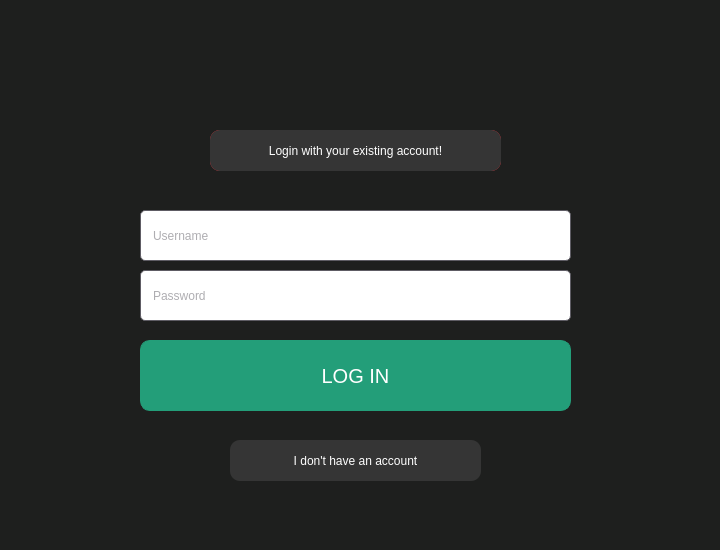
Above: ui/login_page.ui from tesla1618/RedShiftIndex before the change. Below: the same form after it.
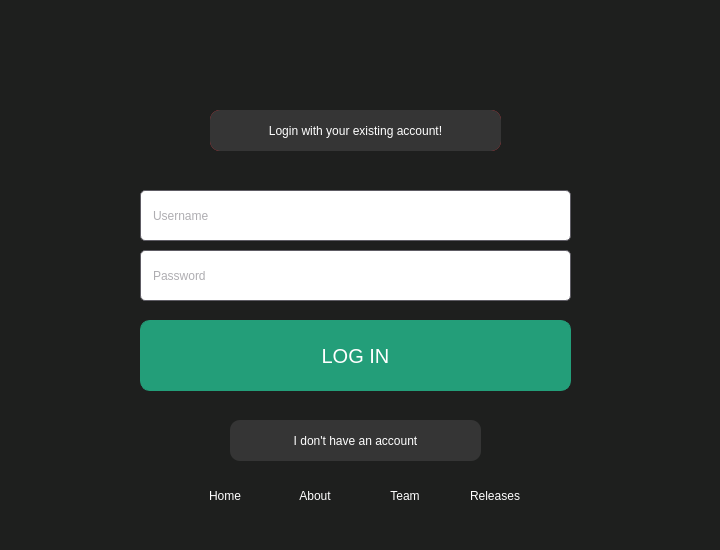
That is the form after the change. Icons and pictures are not drawn.

Patch:
```diff
--- a/ui/login_page.ui
+++ b/ui/login_page.ui
@@ -51,7 +51,7 @@
     <property name="geometry">
      <rect>
       <x>250</x>
-      <y>20</y>
+      <y>30</y>
       <width>199</width>
       <height>50</height>
      </rect>
@@ -85,7 +85,7 @@
     <property name="geometry">
      <rect>
       <x>210</x>
-      <y>130</y>
+      <y>110</y>
       <width>291</width>
       <height>41</height>
      </rect>
@@ -107,7 +107,7 @@
     <property name="geometry">
      <rect>
       <x>140</x>
-      <y>340</y>
+      <y>320</y>
       <width>431</width>
       <height>71</height>
      </rect>
@@ -132,7 +132,7 @@
     <property name="geometry">
      <rect>
       <x>140</x>
-      <y>210</y>
+      <y>190</y>
       <width>431</width>
       <height>51</height>
      </rect>
@@ -152,7 +152,7 @@
     <property name="geometry">
      <rect>
       <x>140</x>
-      <y>270</y>
+      <y>250</y>
       <width>431</width>
       <height>51</height>
      </rect>
@@ -172,7 +172,7 @@
     <property name="geometry">
      <rect>
       <x>230</x>
-      <y>440</y>
+      <y>420</y>
       <width>251</width>
       <height>41</height>
      </rect>
@@ -195,7 +195,7 @@
     <property name="geometry">
      <rect>
       <x>210</x>
-      <y>130</y>
+      <y>110</y>
       <width>291</width>
       <height>41</height>
      </rect>
@@ -213,6 +213,98 @@
      <set>Qt::AlignCenter</set>
     </property>
    </widget>
+   <widget class="QPushButton" name="nav_aboutBtn">
+    <property name="geometry">
+     <rect>
+      <x>270</x>
+      <y>480</y>
+      <width>90</width>
+      <height>31</height>
+     </rect>
+    </property>
+    <property name="cursor">
+     <cursorShape>PointingHandCursor</cursorShape>
+    </property>
+    <property name="styleSheet">
+     <string notr="true">*{background: none;
+color: white;
+border: none;
+border: 1px solid transparent}
+*:hover{ border-bottom: 1px solid white}</string>
+    </property>
+    <property name="text">
+     <string>About</string>
+    </property>
+   </widget>
+   <widget class="QPushButton" name="nav_teamBtn">
+    <property name="geometry">
+     <rect>
+      <x>360</x>
+      <y>480</y>
+      <width>90</width>
+      <height>31</height>
+     </rect>
+    </property>
+    <property name="cursor">
+     <cursorShape>PointingHandCursor</cursorShape>
+    </property>
+    <property name="styleSheet">
+     <string notr="true">*{background: none;
+color: white;
+border: none;
+border: 1px solid transparent}
+*:hover{ border-bottom: 1px solid white}</string>
+    </property>
+    <property name="text">
+     <string>Team</string>
+    </property>
+   </widget>
+   <widget class="QPushButton" name="nav_rlsBtn">
+    <property name="geometry">
+     <rect>
+      <x>450</x>
+      <y>480</y>
+      <width>90</width>
+      <height>31</height>
+     </rect>
+    </property>
+    <property name="cursor">
+     <cursorShape>PointingHandCursor</cursorShape>
+    </property>
+    <property name="styleSheet">
+     <string notr="true">*{background: none;
+color: white;
+border: none;
+border: 1px solid transparent}
+*:hover{ border-bottom: 1px solid white}</string>
+    </property>
+    <property name="text">
+     <string>Releases</string>
+    </property>
+   </widget>
+   <widget class="QPushButton" name="nav_homeBtn">
+    <property name="geometry">
+     <rect>
+      <x>180</x>
+      <y>480</y>
+      <width>90</width>
+      <height>31</height>
+     </rect>
+    </property>
+    <property name="cursor">
+     <cursorShape>PointingHandCursor</cursorShape>
+    </property>
+    <property name="styleSheet">
+     <string notr="true">*{background: none;
+color: white;
+border: none;
+border: 1px solid transparent}
+*:hover{ border-bottom: 1px solid white}</string>
+    </property>
+    <property name="text">
+     <string>Home</string>
+    </property>
+   </widget>
    <zorder>errorMsg</zorder>
    <zorder>wlcText</zorder>
    <zorder>loginBtn</zorder>
```
Left out of the diff: 4 changed lines with no effect on the pictures.
